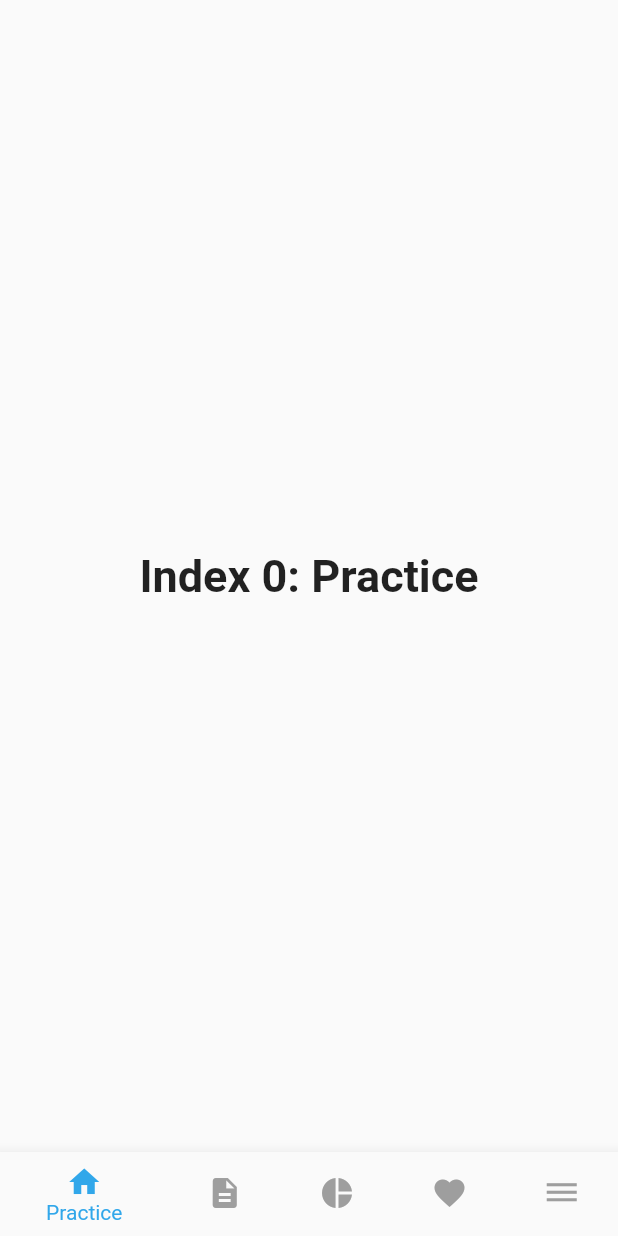
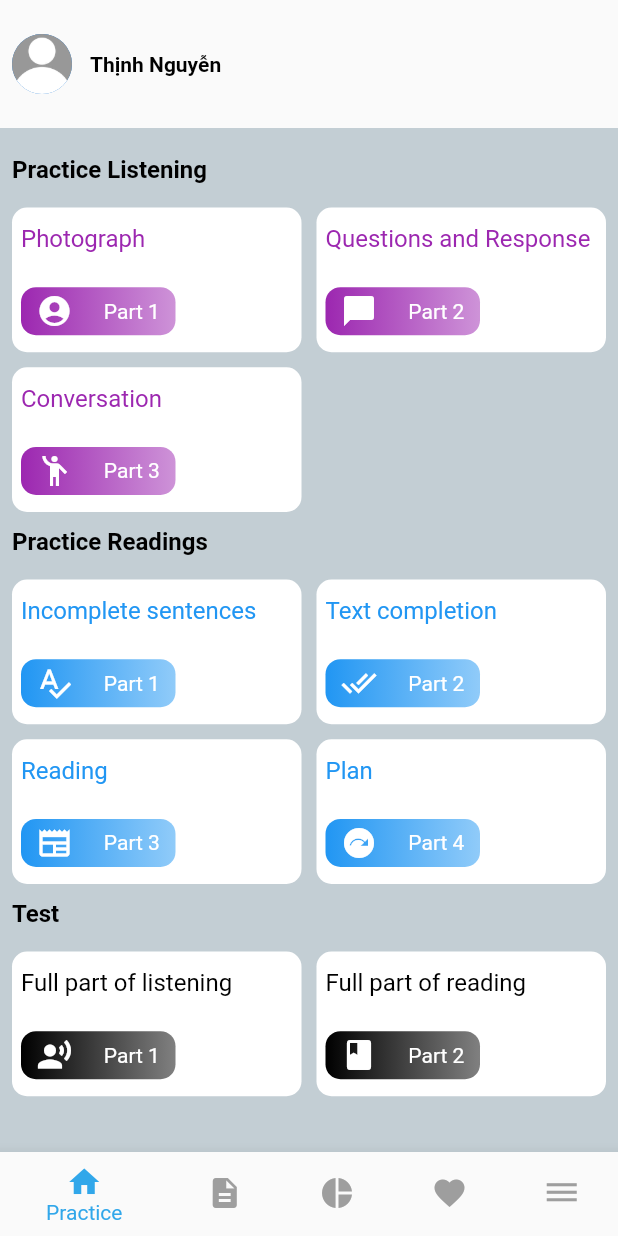
Before and after one commit to thinhhja2001/learning_english_app, a Flutter app: the screen it shows after launch, on a phone screen of 412 x 824 dp. Run offline on Flutter 3.47's test engine with Material 2 defaults, Android fonts, the phone set to English and light mode, and no system bars; our stand-ins replace firebase_auth, firebase_core; accounts and stored records are empty.

Commit message:
first home_practice_screen frontend

```diff
--- /dev/null
+++ b/lib/models/practice.dart
@@ -0,0 +1,10 @@
+class Practice {
+  late String _name;
+  late String _iconData;
+  String get name => _name;
+  String get iconData => _iconData;
+  Practice({required String name, required String iconData}) {
+    _name = name;
+    _iconData = iconData;
+  }
+}
--- a/lib/screens/home_screen.dart
+++ b/lib/screens/home_screen.dart
@@ -1,6 +1,7 @@
 import 'package:flutter/material.dart';
 import 'package:learning_english_app/utils/colors.dart';
 import 'package:learning_english_app/utils/styles.dart';
+import 'package:learning_english_app/widgets/home/practices/practice_widget.dart';
 
 class HomeScreen extends StatefulWidget {
   const HomeScreen({Key? key}) : super(key: key);
@@ -13,13 +14,8 @@ class _HomeScreenState extends State<HomeScreen> {
   int _currentIndex = 0;
 
   ///Thay widget cua minh vao day
-  static const List<Widget> _widgetOptions = <Widget>[
-    Center(
-      child: Text(
-        'Index 0: Practice',
-        style: kBottomNavigationItemStyle,
-      ),
-    ),
+  static List<Widget> _widgetOptions = <Widget>[
+    PracticeWidget(),
     Center(
       child: Text(
         'Index 1: Vocabulary',
--- a/lib/utils/constants.dart
+++ b/lib/utils/constants.dart
@@ -1,7 +1,8 @@
 import 'package:flutter/material.dart';
+import 'package:learning_english_app/models/practice.dart';
 
 enum CustomInputFieldType { text, password }
-
+enum PracticeType { listening, reading, test }
 const double defaultPadding = 4.0;
 // horizontal spacing
 
@@ -16,3 +17,38 @@ const Widget verticalSpaceSmall = SizedBox(height: 10.0);
 const Widget verticalSpaceRegular = SizedBox(height: 18.0);
 const Widget verticalSpaceMedium = SizedBox(height: 25.0);
 const Widget verticalSpaceLarge = SizedBox(height: 50.0);
+
+Color darken(Color c, [int percent = 10]) {
+  assert(1 <= percent && percent <= 100);
+  var f = 1 - percent / 100;
+  return Color.fromARGB(c.alpha, (c.red * f).round(), (c.green * f).round(),
+      (c.blue * f).round());
+}
+
+Color lighten(Color c, [int percent = 10]) {
+  assert(1 <= percent && percent <= 100);
+  var p = percent / 100;
+  return Color.fromARGB(
+      c.alpha,
+      c.red + ((255 - c.red) * p).round(),
+      c.green + ((255 - c.green) * p).round(),
+      c.blue + ((255 - c.blue) * p).round());
+}
+
+List<Practice> listenings = [
+  Practice(name: "Photograph", iconData: "e043"),
+  Practice(name: "Questions and Response", iconData: "e154"),
+  Practice(name: "Conversation", iconData: "e231"),
+];
+
+List<Practice> readings = [
+  Practice(name: "Incomplete sentences", iconData: "e5e1"),
+  Practice(name: "Text completion", iconData: "e1f7"),
+  Practice(name: "Reading", iconData: "f0639"),
+  Practice(name: "Plan", iconData: "e429"),
+];
+
+List<Practice> tests = [
+  Practice(name: "Full part of listening", iconData: "e510"),
+  Practice(name: "Full part of reading", iconData: "e0ef"),
+];
--- a/lib/utils/styles.dart
+++ b/lib/utils/styles.dart
@@ -7,6 +7,8 @@ const kcPrimaryHintColor = Color(0xff838383);
 const kcEyeIconColor = Color(0xff9FA5C0);
 
 //TextStyles
+const TextStyle kDefaultTextStyle =
+    TextStyle(color: Colors.black, fontWeight: FontWeight.bold, fontSize: h4);
 const TextStyle ktsMediumTitleText =
     TextStyle(color: kcPrimaryColor, fontWeight: FontWeight.bold, fontSize: h2);
 
--- /dev/null
+++ b/lib/widgets/home/practices/list_practice_card.dart
@@ -0,0 +1,37 @@
+import 'package:flutter/material.dart';
+import 'package:learning_english_app/models/practice.dart';
+import 'package:learning_english_app/utils/constants.dart';
+
+import 'practice_card.dart';
+
+class ListPracticeCard extends StatelessWidget {
+  const ListPracticeCard({
+    Key? key,
+    required this.practiceType,
+    required this.practices,
+  }) : super(key: key);
+  final PracticeType practiceType;
+  final List<Practice> practices;
+  @override
+  Widget build(BuildContext context) {
+    return SliverGrid(
+      gridDelegate: const SliverGridDelegateWithFixedCrossAxisCount(
+        crossAxisCount: 2,
+        childAspectRatio: 2,
+        crossAxisSpacing: 10,
+        mainAxisSpacing: 10,
+      ),
+      delegate: SliverChildBuilderDelegate(
+        (BuildContext context, int index) {
+          return PracticeCard(
+              practiceType: practiceType,
+              practiceName: practices[index].name,
+              icon: IconData(int.parse('0x${practices[index].iconData}'),
+                  fontFamily: 'MaterialIcons'),
+              part: "Part ${index + 1}");
+        },
+        childCount: practices.length,
+      ),
+    );
+  }
+}
--- /dev/null
+++ b/lib/widgets/home/practices/practice_card.dart
@@ -0,0 +1,83 @@
+import 'package:flutter/material.dart';
+import 'package:learning_english_app/utils/constants.dart';
+import 'package:learning_english_app/utils/styles.dart';
+
+class PracticeCard extends StatelessWidget {
+  const PracticeCard(
+      {Key? key,
+      required this.practiceType,
+      required this.practiceName,
+      required this.icon,
+      required this.part})
+      : super(key: key);
+  final PracticeType practiceType;
+  final String practiceName;
+  final IconData icon;
+  final String part;
+  Color getPrimaryColor(PracticeType practiceType) {
+    if (practiceType == PracticeType.listening) {
+      return Colors.purple;
+    } else if (practiceType == PracticeType.reading) {
+      return Colors.blue;
+    } else {
+      return Colors.black;
+    }
+  }
+
+  @override
+  Widget build(BuildContext context) {
+    final Color primaryColor = getPrimaryColor(practiceType);
+    final Color secondaryColor = lighten(primaryColor, 50);
+    final deviceSize = MediaQuery.of(context).size.width;
+    return InkWell(
+      onTap: () {
+        print("Clicked");
+      },
+      child: Container(
+        height: 90,
+        width: deviceSize * 0.47,
+        decoration: BoxDecoration(
+            color: Colors.white, borderRadius: BorderRadius.circular(10)),
+        child: Padding(
+          padding: const EdgeInsets.only(left: defaultPadding * 1.5),
+          child: Column(
+            mainAxisAlignment: MainAxisAlignment.spaceAround,
+            crossAxisAlignment: CrossAxisAlignment.start,
+            children: [
+              Text(
+                practiceName,
+                style: kDefaultTextStyle.copyWith(
+                    color: primaryColor, fontWeight: FontWeight.normal),
+              ),
+              Container(
+                width: deviceSize * 0.25,
+                decoration: BoxDecoration(
+                    gradient: LinearGradient(
+                        begin: Alignment.centerLeft,
+                        end: Alignment.centerRight,
+                        colors: [primaryColor, secondaryColor]),
+                    borderRadius: BorderRadius.circular(10)),
+                child: Padding(
+                  padding: const EdgeInsets.symmetric(vertical: defaultPadding),
+                  child: Row(
+                    mainAxisAlignment: MainAxisAlignment.spaceAround,
+                    children: [
+                      Icon(
+                        icon,
+                        color: Colors.white,
+                      ),
+                      Text(
+                        part,
+                        style: const TextStyle(color: Colors.white),
+                      )
+                    ],
+                  ),
+                ),
+              )
+            ],
+          ),
+        ),
+      ),
+    );
+  }
+}
--- /dev/null
+++ b/lib/widgets/home/practices/practice_widget.dart
@@ -0,0 +1,83 @@
+import 'package:flutter/material.dart';
+import 'package:learning_english_app/utils/constants.dart';
+import 'package:learning_english_app/utils/styles.dart';
+import 'package:learning_english_app/widgets/custom_error_box.dart';
+import 'package:learning_english_app/widgets/home/practices/practice_card.dart';
+
+import '../../text_in_custom_scroll_view.dart';
+import 'list_practice_card.dart';
+
+class PracticeWidget extends StatelessWidget {
+  const PracticeWidget({Key? key}) : super(key: key);
+
+  @override
+  Widget build(BuildContext context) {
+    final List<Map> myProducts = List.generate(
+        100000, (index) => {"id": index, "name": "Product $index"}).toList();
+    return SafeArea(
+      child: Column(
+        children: [
+          Expanded(
+            flex: 1,
+            child: SizedBox(
+              width: double.infinity,
+              child: Padding(
+                padding:
+                    const EdgeInsets.symmetric(horizontal: defaultPadding * 2),
+                child: Row(
+                  children: const [
+                    CircleAvatar(
+                      radius: 20,
+                      backgroundImage:
+                          AssetImage("assets/images/default_avatar.jpg"),
+                    ),
+                    Padding(
+                      padding: EdgeInsets.only(left: defaultPadding * 3),
+                      child: Text(
+                        "Thịnh Nguyễn",
+                        style: TextStyle(
+                            color: Colors.black, fontWeight: FontWeight.bold),
+                      ),
+                    )
+                  ],
+                ),
+              ),
+            ),
+          ),
+          Expanded(
+              flex: 8,
+              child: Container(
+                  width: double.infinity,
+                  decoration: const BoxDecoration(color: Color(0xffc3ced4)),
+                  child: Padding(
+                      padding: const EdgeInsets.symmetric(
+                          vertical: defaultPadding * 2,
+                          horizontal: defaultPadding * 2),
+                      child: CustomScrollView(
+                        slivers: <Widget>[
+                          const TextInCustomScrollView(
+                              text: "Practice Listening"),
+                          ListPracticeCard(
+                            practiceType: PracticeType.listening,
+                            practices: listenings,
+                          ),
+                          const TextInCustomScrollView(
+                              text: "Practice Readings"),
+                          ListPracticeCard(
+                            practiceType: PracticeType.reading,
+                            practices: readings,
+                          ),
+                          const TextInCustomScrollView(
+                            text: "Test",
+                          ),
+                          ListPracticeCard(
+                            practiceType: PracticeType.test,
+                            practices: tests,
+                          )
+                        ],
+                      ))))
+        ],
+      ),
+    );
+  }
+}
--- /dev/null
+++ b/lib/widgets/text_in_custom_scroll_view.dart
@@ -0,0 +1,30 @@
+import 'package:flutter/material.dart';
+
+import '../utils/constants.dart';
+import '../utils/styles.dart';
+
+class TextInCustomScrollView extends StatelessWidget {
+  const TextInCustomScrollView({
+    Key? key,
+    required this.text,
+  }) : super(key: key);
+  final String text;
+  @override
+  Widget build(BuildContext context) {
+    return SliverToBoxAdapter(
+      child: Padding(
+        padding: const EdgeInsets.symmetric(vertical: 10),
+        child: Stack(
+          children: [
+            verticalSpaceMedium,
+            Text(
+              text,
+              style: kDefaultTextStyle,
+            ),
+            verticalSpaceMedium
+          ],
+        ),
+      ),
+    );
+  }
+}
```
Also changed, not shown: assets/images/default_avatar.jpg (added).
